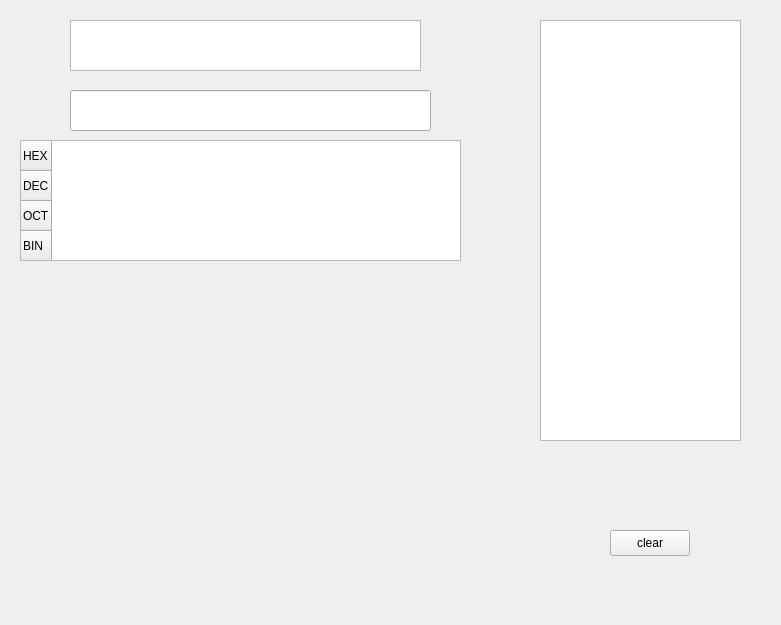
openeuler-mirror/kiran-calculator, file gui/programmer-mode-page/programmer-mode-page.ui: the form before one commit.
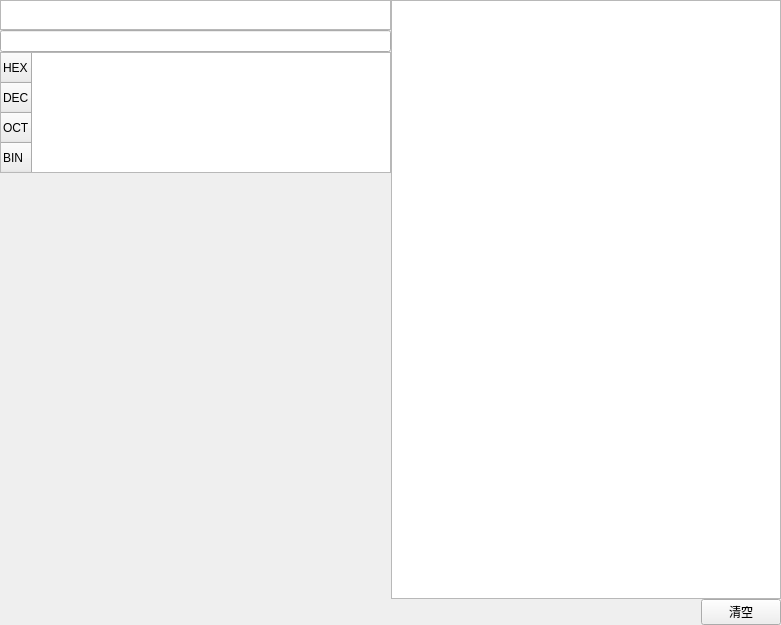
The form after the commit. Custom widgets are drawn as their Qt base class.

Commit message: feature(kiran-calculator):modify the UI for standard mode and history - 优化标准模式的UI布局和界面   历史记录界面和换行

```diff
--- a/gui/programmer-mode-page/programmer-mode-page.ui
+++ b/gui/programmer-mode-page/programmer-mode-page.ui
@@ -13,15 +13,76 @@
   <property name="windowTitle">
    <string>Form</string>
   </property>
+  <layout class="QHBoxLayout" name="horizontalLayout">
+   <property name="spacing">
+    <number>0</number>
+   </property>
+   <property name="leftMargin">
+    <number>0</number>
+   </property>
+   <property name="topMargin">
+    <number>0</number>
+   </property>
+   <property name="rightMargin">
+    <number>0</number>
+   </property>
+   <property name="bottomMargin">
+    <number>0</number>
+   </property>
+   <item>
+    <layout class="QVBoxLayout" name="verticalLayout">
+     <property name="spacing">
+      <number>0</number>
+     </property>
+     <property name="leftMargin">
+      <number>0</number>
+     </property>
+     <property name="bottomMargin">
+      <number>0</number>
+     </property>
+     <item>
+      <widget class="StagePage" name="programmerStagePage">
+       <property name="sizePolicy">
+        <sizepolicy hsizetype="Expanding" vsizetype="Fixed">
+         <horstretch>0</horstretch>
+         <verstretch>0</verstretch>
+        </sizepolicy>
+       </property>
+       <property name="minimumSize">
+        <size>
+         <width>0</width>
+         <height>20</height>
+        </size>
+       </property>
+       <property name="maximumSize">
+        <size>
+         <width>16777215</width>
+         <height>30</height>
+        </size>
+       </property>
+       <property name="focusPolicy">
+        <enum>Qt::NoFocus</enum>
+       </property>
+       <property name="layoutDirection">
+        <enum>Qt::LeftToRight</enum>
+       </property>
+      </widget>
+     </item>
+     <item>
+      <widget class="ProgrammerExprCalculator" name="programmerExprEdit">
+       <property name="contextMenuPolicy">
+        <enum>Qt::CustomContextMenu</enum>
+       </property>
+       <property name="layoutDirection">
+        <enum>Qt::RightToLeft</enum>
+       </property>
+       <property name="alignment">
+        <set>Qt::AlignRight|Qt::AlignTrailing|Qt::AlignVCenter</set>
+       </property>
+      </widget>
+     </item>
+     <item>
   <widget class="NumConversion" name="numConversionTable">
-   <property name="geometry">
-    <rect>
-     <x>20</x>
-     <y>140</y>
-     <width>441</width>
-     <height>121</height>
-    </rect>
-   </property>
    <property name="sizePolicy">
     <sizepolicy hsizetype="Expanding" vsizetype="Fixed">
      <horstretch>0</horstretch>
@@ -40,6 +101,9 @@
    <property name="contextMenuPolicy">
     <enum>Qt::PreventContextMenu</enum>
    </property>
+       <property name="styleSheet">
+        <string notr="true"/>
+       </property>
    <property name="verticalScrollBarPolicy">
     <enum>Qt::ScrollBarAlwaysOff</enum>
    </property>
@@ -122,83 +186,76 @@
     </property>
    </item>
   </widget>
-  <widget class="HistoryRecoder" name="programmerHistory">
-   <property name="geometry">
-    <rect>
-     <x>540</x>
-     <y>20</y>
-     <width>201</width>
-     <height>421</height>
-    </rect>
-   </property>
-   <property name="focusPolicy">
-    <enum>Qt::NoFocus</enum>
-   </property>
-   <property name="layoutDirection">
-    <enum>Qt::LeftToRight</enum>
-   </property>
-  </widget>
-  <widget class="ProgrammerExprCalculator" name="programmerExprEdit">
-   <property name="geometry">
-    <rect>
-     <x>70</x>
-     <y>90</y>
-     <width>361</width>
-     <height>41</height>
-    </rect>
-   </property>
-   <property name="contextMenuPolicy">
-    <enum>Qt::CustomContextMenu</enum>
-   </property>
-   <property name="layoutDirection">
-    <enum>Qt::RightToLeft</enum>
-   </property>
-   <property name="alignment">
-    <set>Qt::AlignRight|Qt::AlignTrailing|Qt::AlignVCenter</set>
-   </property>
-  </widget>
-  <widget class="StagePage" name="programmerStagePage">
-   <property name="geometry">
-    <rect>
-     <x>70</x>
-     <y>20</y>
-     <width>351</width>
-     <height>51</height>
-    </rect>
-   </property>
-   <property name="focusPolicy">
-    <enum>Qt::NoFocus</enum>
-   </property>
-   <property name="layoutDirection">
-    <enum>Qt::LeftToRight</enum>
-   </property>
-  </widget>
+     </item>
+     <item>
   <widget class="ProgrammerKeysPage" name="programmerKeysPage" native="true">
-   <property name="geometry">
-    <rect>
-     <x>60</x>
-     <y>280</y>
-     <width>441</width>
-     <height>291</height>
-    </rect>
-   </property>
-  </widget>
+       <property name="styleSheet">
+        <string notr="true"/>
+       </property>
+      </widget>
+     </item>
+    </layout>
+   </item>
+   <item>
+    <layout class="QVBoxLayout" name="verticalLayout_2">
+     <property name="spacing">
+      <number>0</number>
+     </property>
+     <property name="leftMargin">
+      <number>0</number>
+     </property>
+     <property name="bottomMargin">
+      <number>0</number>
+     </property>
+     <item>
+      <widget class="HistoryRecoder" name="programmerHistory">
+       <property name="focusPolicy">
+        <enum>Qt::NoFocus</enum>
+       </property>
+       <property name="layoutDirection">
+        <enum>Qt::LeftToRight</enum>
+       </property>
+       <property name="styleSheet">
+        <string notr="true"/>
+       </property>
+      </widget>
+     </item>
+     <item>
+      <layout class="QHBoxLayout" name="horizontalLayout_2">
+       <property name="spacing">
+        <number>0</number>
+       </property>
+       <property name="bottomMargin">
+        <number>0</number>
+       </property>
+       <item>
+        <spacer name="horizontalSpacer">
+         <property name="orientation">
+          <enum>Qt::Horizontal</enum>
+         </property>
+         <property name="sizeHint" stdset="0">
+          <size>
+           <width>40</width>
+           <height>20</height>
+          </size>
+         </property>
+        </spacer>
+       </item>
+       <item>
   <widget class="QPushButton" name="programmerClearHistory">
-   <property name="geometry">
-    <rect>
-     <x>610</x>
-     <y>530</y>
-     <width>80</width>
-     <height>26</height>
-    </rect>
-   </property>
    <property name="focusPolicy">
     <enum>Qt::NoFocus</enum>
    </property>
    <property name="text">
-    <string>clear</string>
-   </property>
-  </widget>
+          <string>清空</string>
+         </property>
+        </widget>
+       </item>
+      </layout>
+     </item>
+    </layout>
+   </item>
+  </layout>
  </widget>
  <customwidgets>
   <customwidget>
```
Lines whose indentation alone changed are shown as unchanged. The commit also changes 78 other files.
